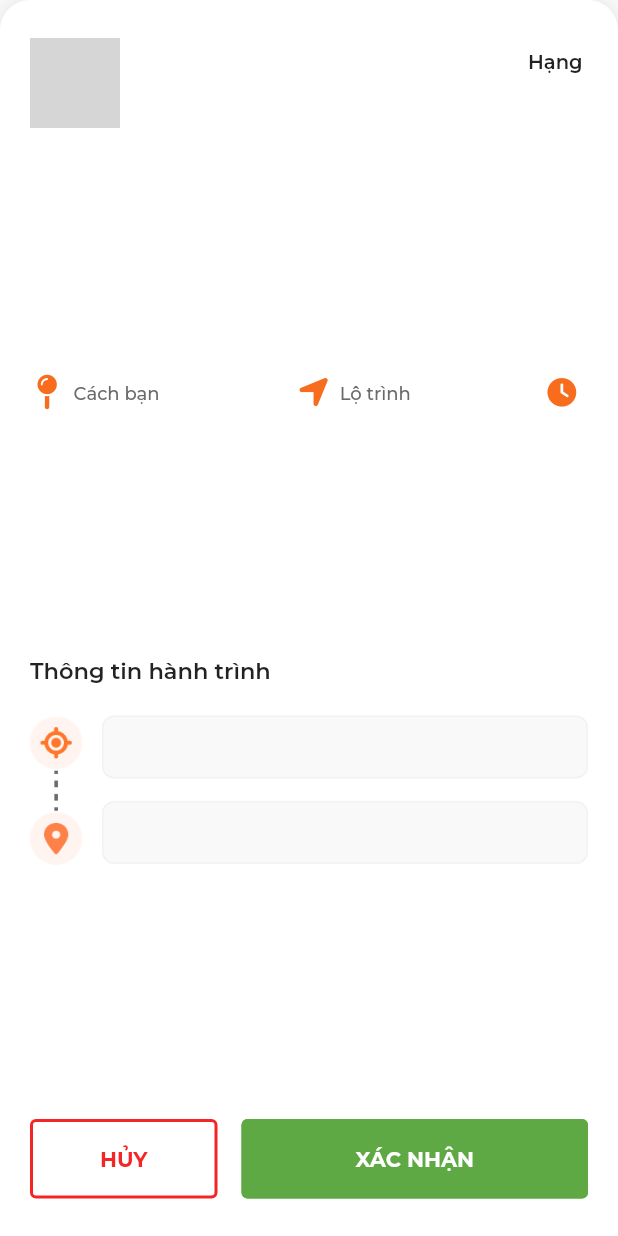
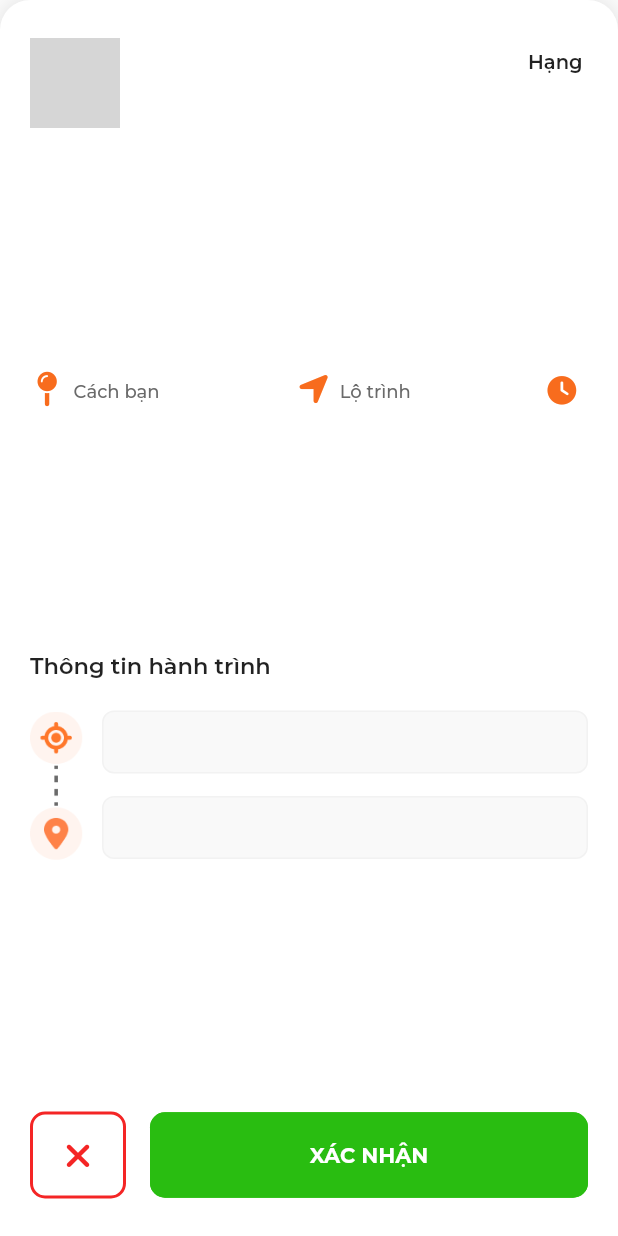
Before and after one commit to CFFTeam/KabGo, a Flutter app: the CustomerRequestAccept widget shown alone on an empty page, opened directly, on a phone screen of 412 x 824 dp. Run offline on Flutter 3.47's test engine with Material 2 defaults, Android fonts, the phone set to English and light mode, and no system bars; our stand-ins replace carousel_slider, circular_countdown_timer, dio, firebase_auth, firebase_core, flutter_riverpod and 12 more; missing offline and left inert: customer_app, flutter_polyline_points; accounts and stored records are empty; network calls fail; project files that could hold a hidden picture were left out; grey boxes are pictures that could not be loaded.

Commit message:
update UI

```diff
--- a/clients/driver/lib/providers/socket_provider.dart
+++ b/clients/driver/lib/providers/socket_provider.dart
@@ -14,7 +14,7 @@ class SocketClient extends StateNotifier<bool> {
 
   _createSocket() {
     socket = io(
-      'ws://192.168.1.13:4600/',
+      'ws://192.168.2.68:4600/',
       OptionBuilder()
           .setTransports(['websocket'])
           .disableAutoConnect()
--- a/clients/driver/lib/screens/customer_request/customer_request_accept.dart
+++ b/clients/driver/lib/screens/customer_request/customer_request_accept.dart
@@ -227,17 +227,29 @@ class _CustomerRequestAcceptState extends ConsumerState<CustomerRequestAccept> {
             ],
           ),
           Row(children: <Widget>[
-            SizedBox(
-              width: 125,
-              child: ElevatedButton(
+            // SizedBox(
+            //   width: 125,
+            //   child: ElevatedButton(
+            //     onPressed: () {
+            //       requestStatusNotifier.cancelRequest();
+            //       customerRequestNotifier.cancelRequest();
+            //       context.go(HomeDashboard.path);
+            //     },
+            //     style: ThemeButton.cancelButton,
+            //     child: const Text('HỦY', style: ThemeText.cancelButtonText),
+            //   ),
+            // ),
+            ElevatedButton(
               onPressed: () {
                 requestStatusNotifier.cancelRequest();
                 customerRequestNotifier.cancelRequest();
+
                 context.go(HomeDashboard.path);
               },
               style: ThemeButton.cancelButton,
-                child: const Text('HỦY', style: ThemeText.cancelButtonText),
-              ),
+              child: const Center(
+                child: Icon(FontAwesomeIcons.xmark, color: Color(0xFFF42525)),
+              )
             ),
             const SizedBox(width: 16),
             Expanded(
--- a/clients/driver/lib/screens/customer_request/styles.dart
+++ b/clients/driver/lib/screens/customer_request/styles.dart
@@ -59,34 +59,43 @@ abstract class ThemeText {
 
 abstract class ThemeButton {
   static ButtonStyle cancelButton = ElevatedButton.styleFrom(
-    padding: const EdgeInsets.all(18),
+    padding: const EdgeInsets.symmetric(vertical: 17),
     backgroundColor: Colors.white,
     foregroundColor: Colors.grey[500],
     side: const BorderSide(
       color: Color(0xFFF42525),
       width: 2,
     ),
+    shape: RoundedRectangleBorder(
+      borderRadius: BorderRadius.circular(10),
+    ),
     elevation: 0,
   );
 
   static ButtonStyle acceptButton = ElevatedButton.styleFrom(
-    padding: const EdgeInsets.only(left: 3, right: 36, top: 18, bottom: 18),
-    backgroundColor: const Color(0xFF5EA944),
+    padding: const EdgeInsets.only(left: 3, right: 36, top: 20, bottom: 20),
+    backgroundColor: const Color(0xFF29BD11),
     foregroundColor: Colors.grey[600],
     side: const BorderSide(
-      color: Color(0xFF5EA944),
+      color: Color(0xFF29BD11),
       width: 2,
+    ),
+    shape: RoundedRectangleBorder(
+      borderRadius: BorderRadius.circular(10),
     ),
     elevation: 0,
   );
 
   static ButtonStyle acceptButton2 = ElevatedButton.styleFrom(
-    padding: const EdgeInsets.only(left: 18, right: 18, top: 18, bottom: 18),
-    backgroundColor: const Color(0xFF5EA944),
+    padding: const EdgeInsets.only(left: 20, right: 20, top: 20, bottom: 20),
+    backgroundColor: const Color(0xFF29BD11),
     foregroundColor: Colors.grey[600],
     side: const BorderSide(
-      color: Color(0xFF5EA944),
+      color: Color(0xFF29BD11),
       width: 2,
+    ),
+    shape: RoundedRectangleBorder(
+      borderRadius: BorderRadius.circular(10),
     ),
     elevation: 0,
   );
```
Also changed, not shown: clients/driver/lib/screens/customer_request/customer_request.dart (+33 -6 lines), 5 other files. Lines whose indentation alone changed are shown as unchanged.
